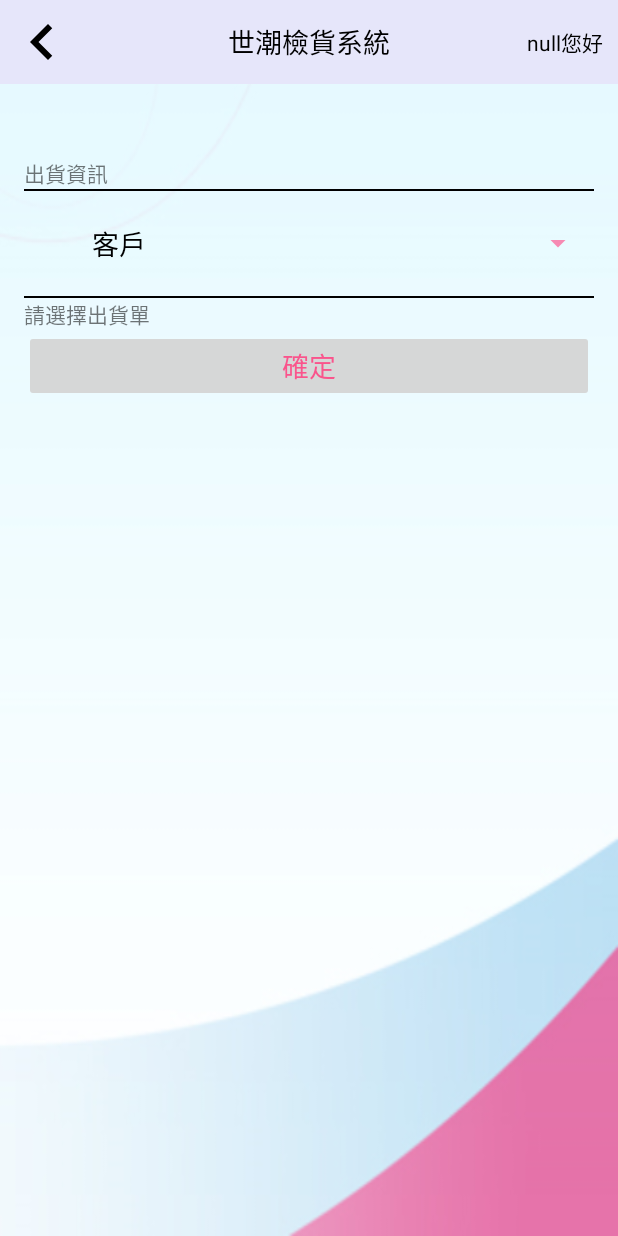
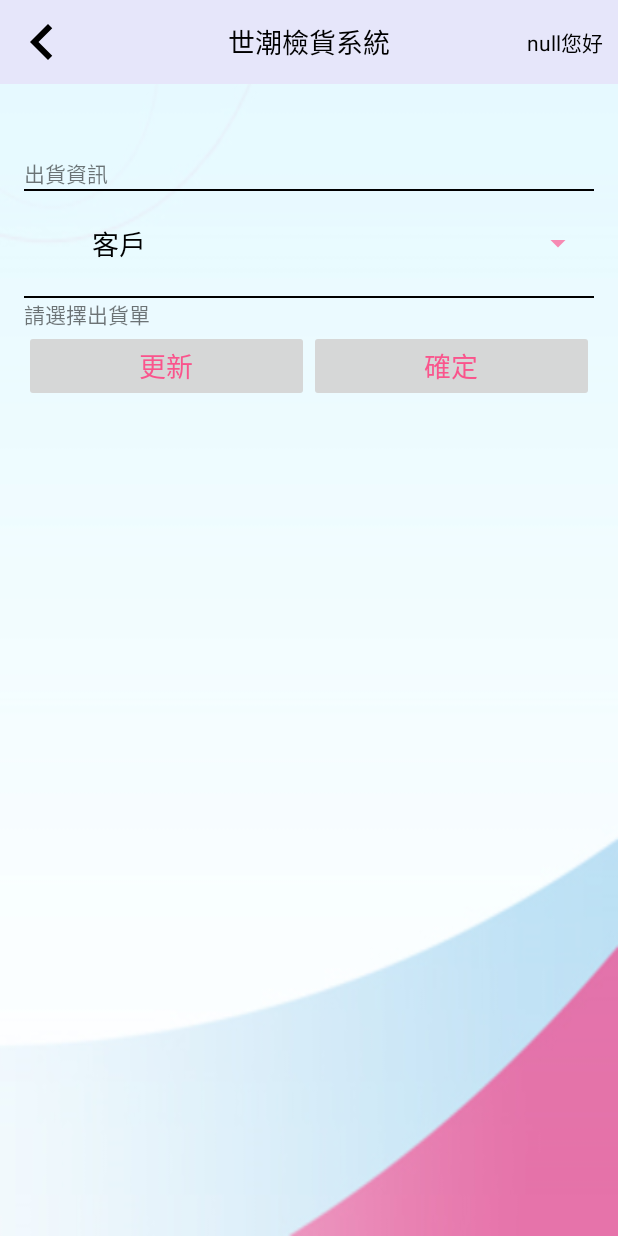
Before and after one commit to tom710236/DemoTide2.0, an Android app: the ShipperActivity screen opened directly, with no data from a screen before it, on a phone screen of 412 x 824 dp. Run offline under Robolectric (Android 15) with nearby library versions, the phone set to English and light mode, and no system bars; 3 statements that could not run were skipped.

Commit message:
新增 更新按鈕

```diff
--- a/app/src/main/java/com/example/user/demotide20/Application.java
+++ b/app/src/main/java/com/example/user/demotide20/Application.java
@@ -7,4 +7,5 @@ package com.example.user.demotide20;
 public class Application extends android.app.Application {
     //public static String TideUrl = "http://192.168.0.2:8011/ModernWebApi/";
     public static String TideUrl = "http://demo.shinda.com.tw/ModernWebApi/";
+
 }
--- a/app/src/main/res/layout/activity_shipper.xml
+++ b/app/src/main/res/layout/activity_shipper.xml
@@ -159,13 +159,30 @@
             </LinearLayout>
         </ScrollView>
 
-        <Button
-            android:id="@+id/button3"
+        <LinearLayout
             android:layout_width="match_parent"
-            android:layout_height="wrap_content"
-            android:onClick="enter"
-            android:text="確定"
-            android:textSize="18sp" />
+            android:layout_height="match_parent"
+            android:orientation="horizontal">
+
+            <Button
+                android:id="@+id/button22"
+                android:layout_width="0dp"
+                android:layout_height="wrap_content"
+                android:layout_weight="1"
+                android:onClick="onUpdata"
+                android:text="更新"
+                android:textSize="18sp"
+                android:visibility="visible" />
+
+            <Button
+                android:id="@+id/button3"
+                android:layout_width="0dp"
+                android:layout_height="wrap_content"
+                android:layout_weight="1"
+                android:onClick="enter"
+                android:text="確定"
+                android:textSize="18sp" />
+        </LinearLayout>
 
     </LinearLayout>
 
```
Also changed, not shown: app/src/main/java/com/example/user/demotide20/ShipperActivity.java (+10 -2 lines), app/src/main/java/com/example/user/demotide20/ShipperOrderActivity.java (+3 -4 lines).
